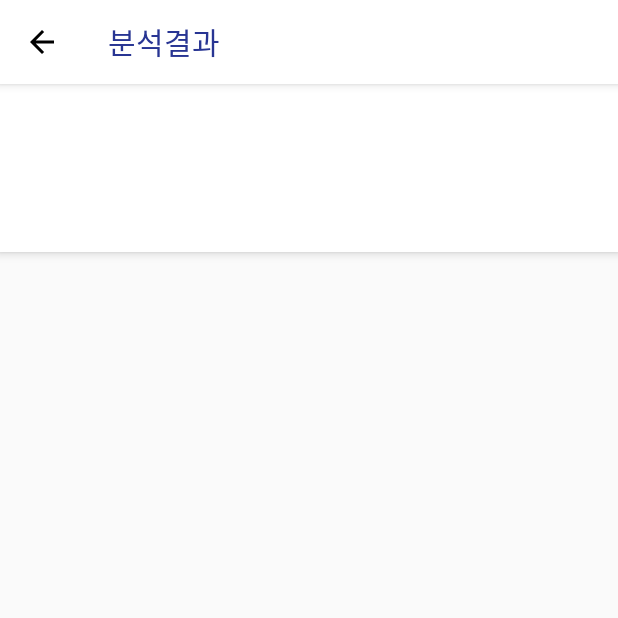
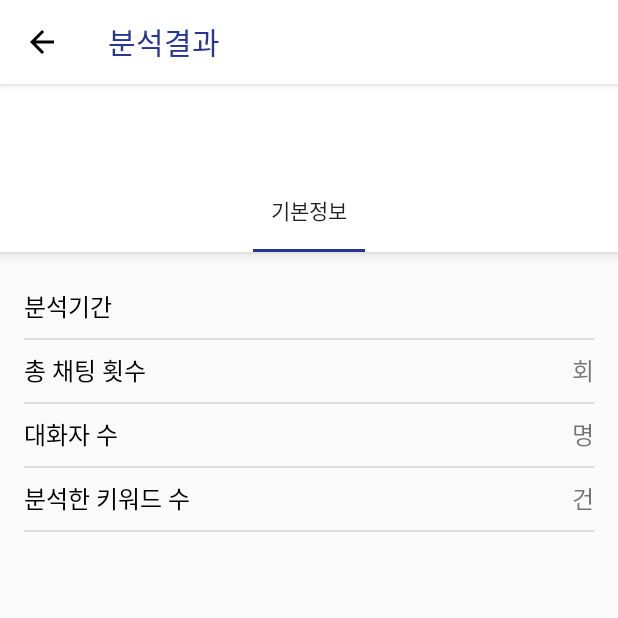
Before and after one commit to Hyuck9/KakaoAnalyzer, an Android app: the StatisticsActivity screen opened directly, with no data from a screen before it, on a phone screen of 412 x 824 dp, the top half of it. Run offline under Robolectric (Android 15) with nearby library versions, the phone set to English and light mode, and no system bars; our stand-ins replace Room's generated code, data binding; 14 statements that could not run were skipped.

Commit message:
파일 파싱 및 분석결과 기본정보 화면 표시

```diff
--- a/app/src/main/java/me/hyuck/kakaoanalyzer/db/entity/Chat.kt
+++ b/app/src/main/java/me/hyuck/kakaoanalyzer/db/entity/Chat.kt
@@ -2,8 +2,10 @@ package me.hyuck.kakaoanalyzer.db.entity
 
 import androidx.room.Entity
 import androidx.room.PrimaryKey
+import java.io.Serializable
+import java.util.*
 
 @Entity(tableName = "chat_info")
-data class Chat(var title: String, var date: String, var size: String, var filePath: String) {
+data class Chat(var title: String, var date: String, var size: String, var filePath: String, var startDate: String): Serializable {
     @PrimaryKey(autoGenerate = true) var id: Long = 0
 }
--- /dev/null
+++ b/app/src/main/java/me/hyuck/kakaoanalyzer/model/Keyword.kt
@@ -0,0 +1,3 @@
+package me.hyuck.kakaoanalyzer.model
+
+data class Keyword(/*var id:Long, var chatId:Long, */var userName:String, var keyword:String)
--- /dev/null
+++ b/app/src/main/java/me/hyuck/kakaoanalyzer/model/Message.kt
@@ -0,0 +1,5 @@
+package me.hyuck.kakaoanalyzer.model
+
+import java.util.*
+
+data class Message(/*var id:Long, var chatId:Long, */var dateTime: Date, var userName: String, var msgContent:String, var hour: Int)
--- a/app/src/main/java/me/hyuck/kakaoanalyzer/ui/statistics/StatisticsActivity.kt
+++ b/app/src/main/java/me/hyuck/kakaoanalyzer/ui/statistics/StatisticsActivity.kt
@@ -1,16 +1,28 @@
 package me.hyuck.kakaoanalyzer.ui.statistics
 
 import android.os.Bundle
+import android.util.Log
 import androidx.appcompat.app.AppCompatActivity
 import androidx.databinding.DataBindingUtil
 import androidx.fragment.app.Fragment
 import androidx.fragment.app.FragmentManager
 import androidx.fragment.app.FragmentPagerAdapter
+import androidx.lifecycle.ViewModelProviders
 import me.hyuck.kakaoanalyzer.R
 import me.hyuck.kakaoanalyzer.databinding.ActivityStatisticsBinding
-import java.util.*
+import me.hyuck.kakaoanalyzer.db.entity.Chat
+import me.hyuck.kakaoanalyzer.ui.statistics.basic.BasicInfoFragment
+import me.hyuck.kakaoanalyzer.viewmodel.StatisticsViewModel
 
 class StatisticsActivity : AppCompatActivity() {
+
+    companion object {
+        const val EXTRA_CHAT_ID = "me.hyuck.kakaoanalyzer.ui.statistics.EXTRA_CHAT_ID"
+        const val EXTRA_CHAT = "me.hyuck.kakaoanalyzer.ui.statistics.EXTRA_CHAT"
+        const val EXTRA_TITLE = "me.hyuck.kakaoanalyzer.ui.statistics.EXTRA_TITLE"
+    }
+
+    private lateinit var viewModel: StatisticsViewModel
 
     private lateinit var binding: ActivityStatisticsBinding
 
@@ -18,15 +30,22 @@ class StatisticsActivity : AppCompatActivity() {
         super.onCreate(savedInstanceState)
         binding = DataBindingUtil.setContentView(this, R.layout.activity_statistics)
 
+        viewModel = ViewModelProviders.of(this).get(StatisticsViewModel::class.java)
+
+        binding.toolbarTitle.text = intent.getStringExtra(EXTRA_TITLE)
+
+        val chat = intent.getSerializableExtra(EXTRA_CHAT) as Chat
+        viewModel.parseChatContent(chat)
+
         supportActionBar!!.setDisplayHomeAsUpEnabled(true)
         supportActionBar!!.setHomeAsUpIndicator(R.drawable.arrow_back)
 
         setViewPager()
     }
 
-    fun setViewPager() {
+    private fun setViewPager() {
         val adapter = ViewPagerAdapter(supportFragmentManager)
-        //TODO: Add Fragment
+        adapter.addFragment(BasicInfoFragment(), "기본정보")
         binding.viewPager.adapter = adapter
         binding.tabs.setupWithViewPager(binding.viewPager)
     }
@@ -48,4 +67,8 @@ class StatisticsActivity : AppCompatActivity() {
             fragmentTitleList.add(title)
         }
     }
+
+
+
+
 }
--- /dev/null
+++ b/app/src/main/java/me/hyuck/kakaoanalyzer/ui/statistics/basic/BasicInfoFragment.kt
@@ -0,0 +1,40 @@
+package me.hyuck.kakaoanalyzer.ui.statistics.basic
+
+
+import android.os.Bundle
+import android.view.LayoutInflater
+import android.view.View
+import android.view.ViewGroup
+import androidx.databinding.DataBindingUtil
+import androidx.fragment.app.Fragment
+import androidx.lifecycle.ViewModelProviders
+import me.hyuck.kakaoanalyzer.R
+import me.hyuck.kakaoanalyzer.databinding.FragmentBasicInfoBinding
+import me.hyuck.kakaoanalyzer.viewmodel.StatisticsViewModel
+
+/**
+ * A simple [Fragment] subclass.
+ */
+class BasicInfoFragment : Fragment() {
+
+    private lateinit var viewModel: StatisticsViewModel
+    private lateinit var binding: FragmentBasicInfoBinding
+
+    override fun onCreateView(
+        inflater: LayoutInflater, container: ViewGroup?,
+        savedInstanceState: Bundle?
+    ): View? {
+        // Inflate the layout for this fragment
+        binding = DataBindingUtil.inflate(inflater, R.layout.fragment_basic_info, container, false)
+        binding.lifecycleOwner = this
+        return binding.root
+    }
+
+    override fun onActivityCreated(savedInstanceState: Bundle?) {
+        super.onActivityCreated(savedInstanceState)
+        viewModel = ViewModelProviders.of(requireActivity()).get(StatisticsViewModel::class.java)
+        binding.viewModel = viewModel
+    }
+
+
+}
--- a/app/src/main/java/me/hyuck/kakaoanalyzer/util/StringUtils.kt
+++ b/app/src/main/java/me/hyuck/kakaoanalyzer/util/StringUtils.kt
@@ -55,7 +55,8 @@ object StringUtils {
         return Pattern.matches(FIRST_DATE_TIME_PATTERN_STRING, str)
     }
 
-    fun getFormattedNumber(number: Int): String? {
+    @JvmStatic
+    fun getFormattedNumber(number: Int): String {
         val myFormatter = DecimalFormat("###,###")
         return myFormatter.format(number.toLong())
     }
--- /dev/null
+++ b/app/src/main/res/layout/fragment_basic_info.xml
@@ -0,0 +1,159 @@
+<?xml version="1.0" encoding="utf-8"?>
+<layout  xmlns:android="http://schemas.android.com/apk/res/android"
+    xmlns:tools="http://schemas.android.com/tools">
+
+    <data>
+        <import type="me.hyuck.kakaoanalyzer.util.StringUtils"/>
+        <variable
+            name="viewModel"
+            type="me.hyuck.kakaoanalyzer.viewmodel.StatisticsViewModel" />
+    </data>
+
+    <LinearLayout
+        android:layout_width="match_parent"
+        android:layout_height="match_parent"
+        android:orientation="vertical"
+        android:padding="16dp"
+        tools:context=".ui.statistics.basic.BasicInfoFragment">
+
+        <LinearLayout
+            android:layout_width="match_parent"
+            android:layout_height="wrap_content"
+            android:layout_marginBottom="1dp"
+            android:orientation="horizontal"
+            android:paddingTop="8dp"
+            android:paddingBottom="8dp">
+
+            <TextView
+                android:layout_width="wrap_content"
+                android:layout_height="wrap_content"
+                android:text="분석기간"
+                android:textColor="@android:color/black"
+                android:textSize="16sp" />
+
+            <TextView
+                android:id="@+id/tv_period"
+                android:layout_width="match_parent"
+                android:layout_height="wrap_content"
+                android:text="@{viewModel.period}"
+                android:textAlignment="viewEnd"
+                android:textSize="16sp" />
+        </LinearLayout>
+
+        <View
+            android:layout_width="match_parent"
+            android:layout_height="1dp"
+            android:alpha="0.3"
+            android:background="@color/colorLightGray"/>
+
+        <LinearLayout
+            android:layout_width="match_parent"
+            android:layout_height="wrap_content"
+            android:layout_marginBottom="1dp"
+            android:orientation="horizontal"
+            android:paddingTop="8dp"
+            android:paddingBottom="8dp">
+
+            <TextView
+                android:layout_width="wrap_content"
+                android:layout_height="wrap_content"
+                android:text="총 채팅 횟수"
+                android:textColor="@android:color/black"
+                android:textSize="16sp" />
+
+            <TextView
+                android:id="@+id/tv_chat_count"
+                android:layout_width="0dp"
+                android:layout_height="wrap_content"
+                android:text="@{StringUtils.getFormattedNumber(viewModel.messageCount)}"
+                android:layout_weight="1"
+                android:textAlignment="viewEnd"
+                android:textSize="16sp" />
+            <TextView
+                android:layout_width="wrap_content"
+                android:layout_height="wrap_content"
+                android:text=" 회"
+                android:textSize="16sp" />
+        </LinearLayout>
+
+        <View
+            android:layout_width="match_parent"
+            android:layout_height="1dp"
+            android:alpha="0.3"
+            android:background="@color/colorLightGray"/>
+
+        <LinearLayout
+            android:layout_width="match_parent"
+            android:layout_height="wrap_content"
+            android:layout_marginBottom="1dp"
+            android:orientation="horizontal"
+            android:paddingTop="8dp"
+            android:paddingBottom="8dp">
+
+            <TextView
+                android:layout_width="wrap_content"
+                android:layout_height="wrap_content"
+                android:text="대화자 수"
+                android:textColor="@android:color/black"
+                android:textSize="16sp" />
+
+            <TextView
+                android:id="@+id/tv_participant_count"
+                android:layout_width="0dp"
+                android:layout_height="wrap_content"
+                android:text="@{StringUtils.getFormattedNumber(viewModel.userCount)}"
+                android:layout_weight="1"
+                android:textAlignment="viewEnd"
+                android:textSize="16sp" />
+            <TextView
+                android:layout_width="wrap_content"
+                android:layout_height="wrap_content"
+                android:text=" 명"
+                android:textSize="16sp" />
+        </LinearLayout>
+
+        <View
+            android:layout_width="match_parent"
+            android:layout_height="1dp"
+            android:alpha="0.3"
+            android:background="@color/colorLightGray"/>
+
+
+        <LinearLayout
+            android:layout_width="match_parent"
+            android:layout_height="wrap_content"
+            android:layout_marginBottom="1dp"
+            android:orientation="horizontal"
+            android:paddingTop="8dp"
+            android:paddingBottom="8dp">
+
+            <TextView
+                android:layout_width="wrap_content"
+                android:layout_height="wrap_content"
+                android:text="분석한 키워드 수"
+                android:textColor="@android:color/black"
+                android:textSize="16sp" />
+
+            <TextView
+                android:id="@+id/tv_keyword_count"
+                android:layout_width="0dp"
+                android:layout_height="wrap_content"
+                android:text="@{StringUtils.getFormattedNumber(viewModel.keywordCount)}"
+                android:layout_weight="1"
+                android:textAlignment="viewEnd"
+                android:textSize="16sp" />
+            <TextView
+                android:layout_width="wrap_content"
+                android:layout_height="wrap_content"
+                android:text=" 건"
+                android:textSize="16sp" />
+        </LinearLayout>
+
+        <View
+            android:layout_width="match_parent"
+            android:layout_height="1dp"
+            android:alpha="0.3"
+            android:background="@color/colorLightGray"/>
+
+    </LinearLayout>
+</layout>
--- a/app/src/main/res/values/strings.xml
+++ b/app/src/main/res/values/strings.xml
@@ -1,4 +1,7 @@
 <resources>
     <string name="app_name">KakaoAnalyzer</string>
     <string name="loading_chat_list">loading...</string>
+
+    <!-- TODO: Remove or change this placeholder text -->
+    <string name="hello_blank_fragment">Hello blank fragment</string>
 </resources>
```
Also changed, not shown: app/src/main/java/me/hyuck/kakaoanalyzer/ui/MainActivity.kt (+7 -2 lines), app/src/main/java/me/hyuck/kakaoanalyzer/util/DateUtils.kt (added, +50 -0 lines), app/src/main/java/me/hyuck/kakaoanalyzer/viewmodel/ChatViewModel.kt (+5 -8 lines), app/src/main/java/me/hyuck/kakaoanalyzer/viewmodel/StatisticsViewModel.kt (added, +145 -0 lines).
